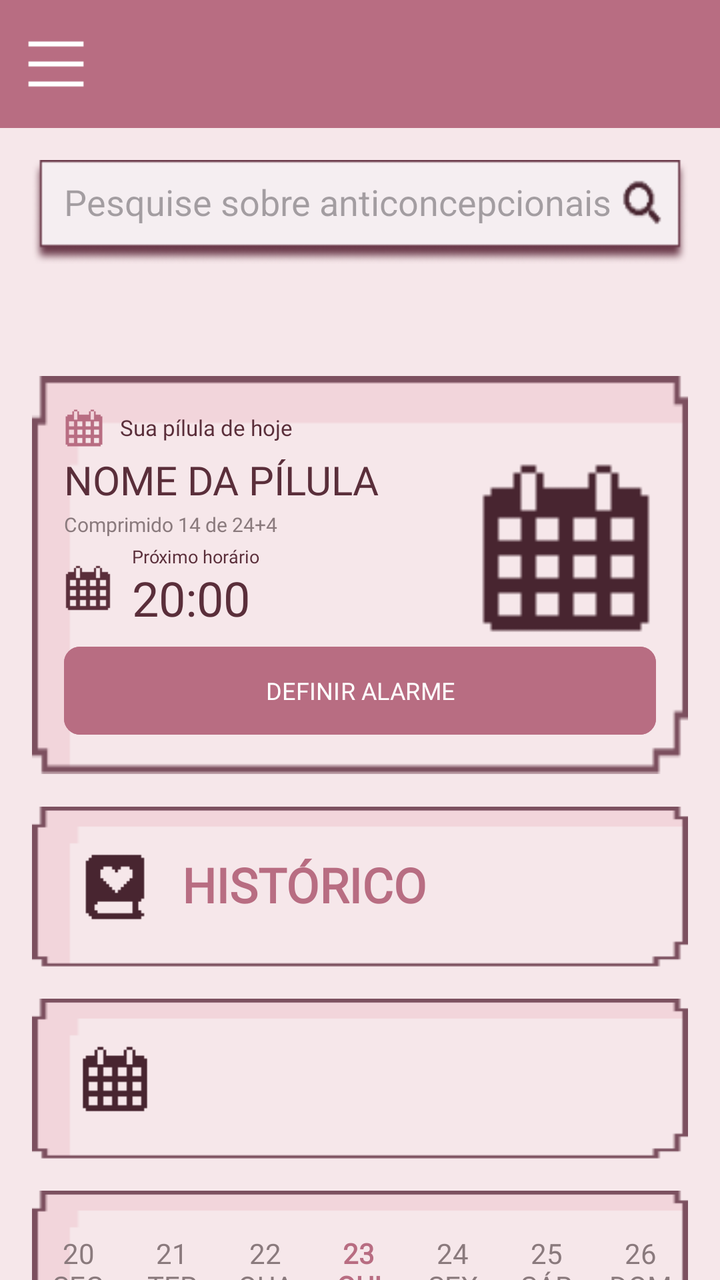
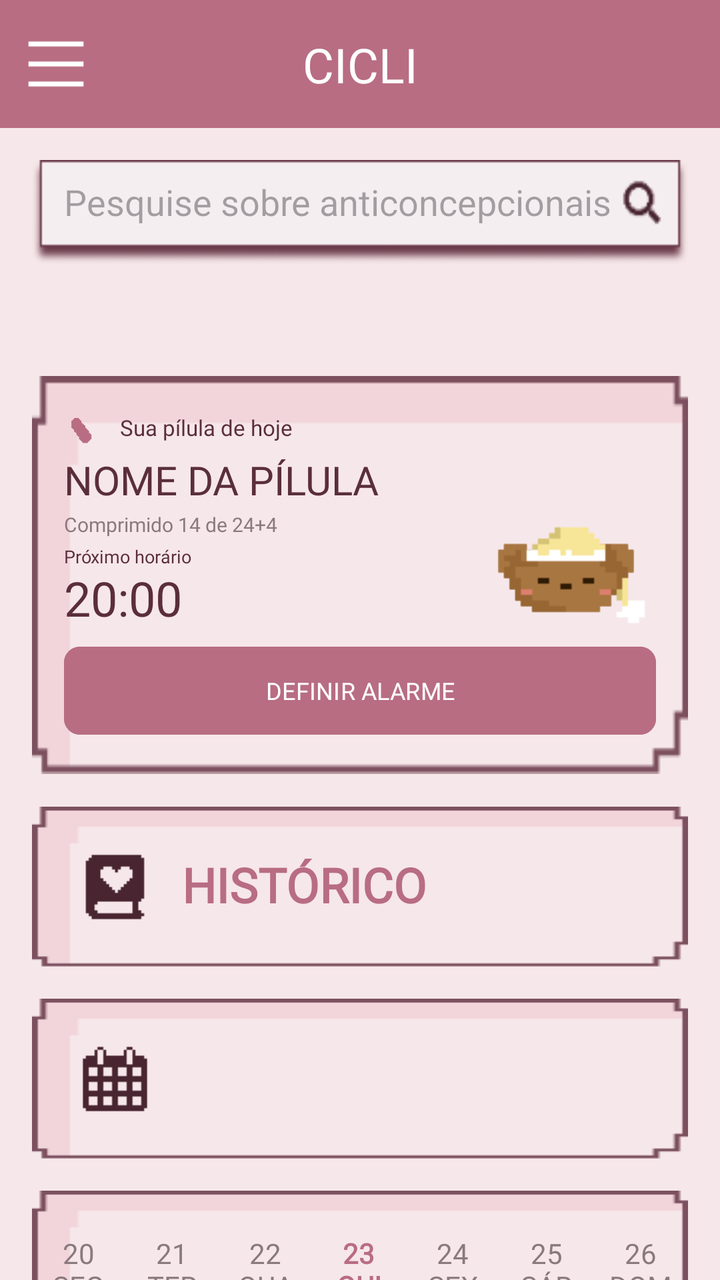

The first picture is an Android layout as it rendered before a commit; the second is the same layout after the commit. The layout source and the unified diff follow.
<!-- AndroidManifest.xml: application theme Theme.AplicativoCicli -->
<!-- res/layout/activity_main.xml -->
<?xml version="1.0" encoding="utf-8"?>
<androidx.drawerlayout.widget.DrawerLayout
    xmlns:android="http://schemas.android.com/apk/res/android"
    xmlns:app="http://schemas.android.com/apk/res-auto"
    android:id="@+id/drawer_layout"
    android:layout_width="match_parent"
    android:layout_height="match_parent">

    
    <androidx.constraintlayout.widget.ConstraintLayout
        xmlns:android="http://schemas.android.com/apk/res/android"
        xmlns:app="http://schemas.android.com/apk/res-auto"
        xmlns:tools="http://schemas.android.com/tools"
        android:id="@+id/main"
        android:layout_width="match_parent"
        android:layout_height="match_parent"
        android:background="#F6E7EA"
        tools:context=".main">

        <androidx.appcompat.widget.Toolbar
            android:id="@+id/toolbar"
            android:layout_width="0dp"
            android:layout_height="?attr/actionBarSize"
            android:background="#B86D82"
            android:theme="@style/ThemeOverlay.AppCompat.Dark.ActionBar"
            app:navigationIcon="@drawable/bars_icon_small"
            app:layout_constraintTop_toTopOf="parent"
            app:layout_constraintStart_toStartOf="parent"
            app:layout_constraintEnd_toEndOf="parent" />

        
        <AutoCompleteTextView
            android:id="@+id/busca"
            android:layout_width="0dp"
            android:layout_height="52dp"
            android:layout_marginStart="16dp"
            android:layout_marginTop="16dp"
            android:layout_marginEnd="16dp"
            android:background="@drawable/search"
            android:completionThreshold="1"
            android:hint="Pesquise sobre anticoncepcionais"
            android:inputType="text"
            android:paddingStart="16dp"
            android:paddingEnd="16dp"
            android:paddingBottom="10dp"
            app:layout_constraintTop_toBottomOf="@id/toolbar"
            app:layout_constraintStart_toStartOf="parent"
            app:layout_constraintEnd_toEndOf="parent" />

        
        <androidx.constraintlayout.widget.ConstraintLayout
            android:id="@+id/card_alarme"
            android:layout_width="0dp"
            android:layout_height="wrap_content"
            android:layout_marginStart="16dp"
            android:layout_marginTop="56dp"
            android:layout_marginEnd="16dp"
            android:layout_marginBottom="16dp"
            android:background="@drawable/card_alarme"
            android:padding="16dp"
            app:layout_constraintTop_toBottomOf="@id/busca"
            app:layout_constraintStart_toStartOf="parent"
            app:layout_constraintEnd_toEndOf="parent">

            <ImageView
                android:id="@+id/icone_pilula"
                android:layout_width="20dp"
                android:layout_height="20dp"
                android:src="@drawable/period"
                app:tint="#B86D82"
                app:layout_constraintStart_toStartOf="parent"
                app:layout_constraintTop_toTopOf="parent" />

            <TextView
                android:id="@+id/texto_titulo_card"
                android:layout_width="wrap_content"
                android:layout_height="wrap_content"
                android:layout_marginStart="8dp"
                android:fontFamily="@font/silkscreen_regular"
                android:includeFontPadding="false"
                android:text="Sua pílula de hoje"
                android:textColor="#5A2E3A"
                android:textSize="11sp"
                app:layout_constraintStart_toEndOf="@id/icone_pilula"
                app:layout_constraintTop_toTopOf="@id/icone_pilula"
                app:layout_constraintBottom_toBottomOf="@id/icone_pilula" />

            <TextView
                android:id="@+id/texto_nome_pilula"
                android:layout_width="0dp"
                android:layout_height="wrap_content"
                android:layout_marginTop="5dp"
                android:layout_marginEnd="8dp"
                android:fontFamily="@font/silkscreen_bold"
                android:includeFontPadding="false"
                android:text="NOME DA PÍLULA"
                android:textColor="#5A2E3A"
                android:textSize="20sp"
                app:layout_constraintStart_toStartOf="parent"
                app:layout_constraintEnd_toStartOf="@id/imagem_cartela"
                app:layout_constraintTop_toBottomOf="@id/icone_pilula" />

            <TextView
                android:id="@+id/texto_comprimido"
                android:layout_width="wrap_content"
                android:layout_height="wrap_content"
                android:layout_marginTop="4dp"
                android:fontFamily="@font/silkscreen_regular"
                android:includeFontPadding="false"
                android:text="Comprimido 14 de 24+4"
                android:textColor="#8A7A7D"
                android:textSize="10sp"
                app:layout_constraintStart_toStartOf="parent"
                app:layout_constraintTop_toBottomOf="@id/texto_nome_pilula" />

            <ImageView
                android:id="@+id/icone_relogio"
                android:layout_width="24dp"
                android:layout_height="24dp"
                android:src="@drawable/period"
                app:tint="#5A2E3A"
                app:layout_constraintStart_toStartOf="parent"
                app:layout_constraintTop_toTopOf="@id/texto_proximo"
                app:layout_constraintBottom_toBottomOf="@id/clock" />

            <TextView
                android:id="@+id/texto_proximo"
                android:layout_width="wrap_content"
                android:layout_height="wrap_content"
                android:layout_marginStart="10dp"
                android:layout_marginTop="5dp"
                android:fontFamily="@font/silkscreen_regular"
                android:includeFontPadding="false"
                android:text="Próximo horário"
                android:textColor="#5A2E3A"
                android:textSize="9sp"
                app:layout_constraintStart_toEndOf="@id/icone_relogio"
                app:layout_constraintTop_toBottomOf="@id/texto_comprimido" />

            <TextView
                android:id="@+id/clock"
                android:layout_width="wrap_content"
                android:layout_height="wrap_content"
                android:layout_marginTop="2dp"
                android:fontFamily="@font/silkscreen_bold"
                android:includeFontPadding="false"
                android:text="20:00"
                android:textColor="#5A2E3A"
                android:textSize="24sp"
                app:layout_constraintStart_toStartOf="@id/texto_proximo"
                app:layout_constraintTop_toBottomOf="@id/texto_proximo" />

            <ImageView
                android:id="@+id/imagem_cartela"
                android:layout_width="90dp"
                android:layout_height="90dp"
                android:src="@drawable/period"
                app:layout_constraintEnd_toEndOf="parent"
                app:layout_constraintTop_toTopOf="@id/texto_nome_pilula" />

            
            <com.google.android.material.button.MaterialButton
                android:id="@+id/botao_alarme_teste"
                android:layout_width="0dp"
                android:layout_height="52dp"
                android:layout_marginTop="5dp"
                android:backgroundTint="#B86D82"
                android:fontFamily="@font/silkscreen_regular"
                android:text="DEFINIR ALARME"
                android:textColor="#FFFFFF"
                android:textSize="12sp"
                app:cornerRadius="8dp"
                app:layout_constraintTop_toBottomOf="@id/clock"
                app:layout_constraintStart_toStartOf="parent"
                app:layout_constraintEnd_toEndOf="parent" />

            
            <com.google.android.material.button.MaterialButton
                android:id="@+id/botao_tomei"
                android:layout_width="0dp"
                android:layout_height="52dp"
                android:layout_marginTop="16dp"
                android:backgroundTint="#5A2E3A"
                android:fontFamily="@font/silkscreen_regular"
                android:text="Tomei minha pílula"
                android:textColor="#FFFFFF"
                android:textSize="12sp"
                android:visibility="gone"
                app:cornerRadius="8dp"
                app:icon="@drawable/period"
                app:iconGravity="textStart"
                app:iconPadding="10dp"
                app:iconTint="#F6BCC9"
                app:layout_constraintTop_toBottomOf="@id/clock"
                app:layout_constraintStart_toStartOf="parent"
                app:layout_constraintEnd_toEndOf="parent" />
        </androidx.constraintlayout.widget.ConstraintLayout>

        
        <androidx.constraintlayout.widget.ConstraintLayout
            android:id="@+id/card_historico"
            android:layout_width="0dp"
            android:layout_height="80dp"
            android:layout_marginStart="16dp"
            android:layout_marginEnd="16dp"
            android:layout_marginTop="16dp"
            android:layout_marginBottom="16dp"
            android:background="@drawable/card_alarme"
            app:layout_constraintTop_toBottomOf="@id/card_alarme"
            app:layout_constraintStart_toStartOf="parent"
            app:layout_constraintEnd_toEndOf="parent">

            <ImageView
                android:id="@+id/icone_historico"
                android:layout_width="35dp"
                android:layout_height="35dp"
                android:layout_marginStart="24dp"
                android:src="@drawable/history_icon"
                app:layout_constraintTop_toTopOf="parent"
                app:layout_constraintBottom_toBottomOf="parent"
                app:layout_constraintStart_toStartOf="parent" />

            <TextView
                android:id="@+id/texto_historico"
                android:layout_width="0dp"
                android:layout_height="wrap_content"
                android:layout_marginStart="16dp"
                android:fontFamily="@font/silkscreen_regular"
                android:includeFontPadding="false"
                android:text="HISTÓRICO"
                android:textColor="#B86D82"
                android:textSize="24sp"
                android:textStyle="bold"
                app:layout_constraintTop_toTopOf="parent"
                app:layout_constraintBottom_toBottomOf="parent"
                app:layout_constraintStart_toEndOf="@id/icone_historico"
                app:layout_constraintEnd_toEndOf="parent" />
        </androidx.constraintlayout.widget.ConstraintLayout>

        
        <androidx.constraintlayout.widget.ConstraintLayout
            android:id="@+id/card_periodo"
            android:layout_width="0dp"
            android:layout_height="80dp"
            android:layout_marginStart="16dp"
            android:layout_marginEnd="16dp"
            android:layout_marginBottom="16dp"
            android:background="@drawable/card_alarme"
            app:layout_constraintTop_toBottomOf="@id/card_historico"
            app:layout_constraintStart_toStartOf="parent"
            app:layout_constraintEnd_toEndOf="parent"
            android:layout_marginTop="16dp">

            <ImageView
                android:id="@+id/icone_periodo"
                android:layout_width="35dp"
                android:layout_height="35dp"
                android:layout_marginStart="24dp"
                android:src="@drawable/period"
                app:layout_constraintTop_toTopOf="parent"
                app:layout_constraintBottom_toBottomOf="parent"
                app:layout_constraintStart_toStartOf="parent" />

            <TextView
                android:id="@+id/texto_periodo"
                android:layout_width="0dp"
                android:layout_height="wrap_content"
                android:layout_marginStart="16dp"
                android:fontFamily="@font/silkscreen_regular"
                android:includeFontPadding="false"
                android:text=""
                android:textColor="#B86D82"
                android:textSize="24sp"
                android:textStyle="bold"
                app:layout_constraintTop_toTopOf="parent"
                app:layout_constraintBottom_toBottomOf="parent"
                app:layout_constraintStart_toEndOf="@id/icone_periodo"
                app:layout_constraintEnd_toEndOf="parent" />
        </androidx.constraintlayout.widget.ConstraintLayout>

        
        <LinearLayout
            android:id="@+id/card_calendario"
            android:layout_width="0dp"
            android:layout_height="80dp"
            android:layout_marginStart="16dp"
            android:layout_marginEnd="16dp"
            android:layout_marginBottom="16dp"
            android:background="@drawable/card_alarme"
            android:gravity="center"
            android:orientation="horizontal"
            android:weightSum="7"
            app:layout_constraintTop_toBottomOf="@id/card_periodo"
            app:layout_constraintStart_toStartOf="parent"
            app:layout_constraintEnd_toEndOf="parent"
            android:layout_marginTop="16dp">

            <TextView
                android:layout_width="0dp"
                android:layout_height="wrap_content"
                android:layout_weight="1"
                android:fontFamily="@font/silkscreen_regular"
                android:gravity="center"
                android:includeFontPadding="false"
                android:text="20\nSEG"
                android:textColor="#8A7A7D"
                android:textSize="14sp" />

            <TextView
                android:layout_width="0dp"
                android:layout_height="wrap_content"
                android:layout_weight="1"
                android:fontFamily="@font/silkscreen_regular"
                android:gravity="center"
                android:includeFontPadding="false"
                android:text="21\nTER"
                android:textColor="#8A7A7D"
                android:textSize="14sp" />

            <TextView
                android:layout_width="0dp"
                android:layout_height="wrap_content"
                android:layout_weight="1"
                android:fontFamily="@font/silkscreen_regular"
                android:gravity="center"
                android:includeFontPadding="false"
                android:text="22\nQUA"
                android:textColor="#8A7A7D"
                android:textSize="14sp" />

            <TextView
                android:id="@+id/dia_atual"
                android:layout_width="0dp"
                android:layout_height="wrap_content"
                android:layout_weight="1"
                android:fontFamily="@font/silkscreen_regular"
                android:gravity="center"
                android:includeFontPadding="false"
                android:text="23\nQUI"
                android:textColor="#B86D82"
                android:textSize="14sp"
                android:textStyle="bold" />

            <TextView
                android:layout_width="0dp"
                android:layout_height="wrap_content"
                android:layout_weight="1"
                android:fontFamily="@font/silkscreen_regular"
                android:gravity="center"
                android:includeFontPadding="false"
                android:text="24\nSEX"
                android:textColor="#8A7A7D"
                android:textSize="14sp" />

            <TextView
                android:layout_width="0dp"
                android:layout_height="wrap_content"
                android:layout_weight="1"
                android:fontFamily="@font/silkscreen_regular"
                android:gravity="center"
                android:includeFontPadding="false"
                android:text="25\nSÁB"
                android:textColor="#8A7A7D"
                android:textSize="14sp" />

            <TextView
                android:layout_width="0dp"
                android:layout_height="wrap_content"
                android:layout_weight="1"
                android:fontFamily="@font/silkscreen_regular"
                android:gravity="center"
                android:includeFontPadding="false"
                android:text="26\nDOM"
                android:textColor="#8A7A7D"
                android:textSize="14sp" />
        </LinearLayout>

    </androidx.constraintlayout.widget.ConstraintLayout>

    
    <com.google.android.material.navigation.NavigationView
        android:id="@+id/nav_lateral"
        android:layout_width="wrap_content"
        android:layout_height="match_parent"
        android:layout_gravity="start"
        android:background="#F6E7EA"
        app:headerLayout="@layout/nad_head"
        app:itemTextAppearance="@style/TextoMenu"
        app:itemTextColor="#5A2E3A"
        app:menu="@menu/menu_lateral" />
</androidx.drawerlayout.widget.DrawerLayout>
<!-- res/layout/nad_head.xml (included above) -->
<?xml version="1.0" encoding="utf-8"?>
<LinearLayout xmlns:android="http://schemas.android.com/apk/res/android"
    android:layout_width="match_parent"
    android:layout_height="120dp"
    android:background="#B86D82"
    android:gravity="center"
    android:orientation="vertical">

    <TextView
        android:layout_width="wrap_content"
        android:layout_height="wrap_content"
        android:fontFamily="@font/silkscreen_bold"
        android:text="CONFIGURAÇÕES"
        android:textColor="#FFFFFF"
        android:textSize="18sp" />
</LinearLayout>
<!-- resources referenced by this layout -->
<resources>
  <!-- drawable bars_icon_small (drawable) -->
  <layer-list xmlns:android="http://schemas.android.com/apk/res/android">
      <item
          android:drawable="@drawable/bars_icon"
          android:width="30dp"
          android:height="30dp"
          android:gravity="center" />
  </layer-list>
  <!-- drawable card_alarme: png bitmap (drawable, 998 bytes) -->
  <!-- drawable history_icon: png bitmap (drawable, 340 bytes) -->
  <!-- drawable period: png bitmap (drawable, 306 bytes) -->
  <!-- drawable search: png bitmap (drawable, 4618 bytes) -->
  <style name="TextoMenu">
          <item name="android:fontFamily">@font/silkscreen_regular</item>
          <item name="android:textSize">13sp</item>
      </style>
  <style name="Theme.AplicativoCicli" parent="Base.Theme.AplicativoCicli" />
  <!-- drawable bars_icon: png bitmap (drawable, 193 bytes) -->
  <style name="Base.Theme.AplicativoCicli" parent="Theme.Material3.DayNight.NoActionBar">
      </style>
</resources>

<!-- the commit's change to res/layout/activity_main.xml (unified diff, before → after) -->
@@ -2,15 +2,13 @@
 <androidx.drawerlayout.widget.DrawerLayout
     xmlns:android="http://schemas.android.com/apk/res/android"
     xmlns:app="http://schemas.android.com/apk/res-auto"
+    xmlns:tools="http://schemas.android.com/tools"
     android:id="@+id/drawer_layout"
     android:layout_width="match_parent"
     android:layout_height="match_parent">
 
     
     <androidx.constraintlayout.widget.ConstraintLayout
-        xmlns:android="http://schemas.android.com/apk/res/android"
-        xmlns:app="http://schemas.android.com/apk/res-auto"
-        xmlns:tools="http://schemas.android.com/tools"
         android:id="@+id/main"
         android:layout_width="match_parent"
         android:layout_height="match_parent"
@@ -27,6 +25,18 @@
             app:layout_constraintTop_toTopOf="parent"
             app:layout_constraintStart_toStartOf="parent"
             app:layout_constraintEnd_toEndOf="parent" />
+
+        <TextView
+            android:layout_width="wrap_content"
+            android:layout_height="wrap_content"
+            android:fontFamily="@font/silkscreen_bold"
+            android:text="CICLI"
+            android:textColor="#FFFFFF"
+            android:textSize="24sp"
+            app:layout_constraintTop_toTopOf="@id/toolbar"
+            app:layout_constraintBottom_toBottomOf="@id/toolbar"
+            app:layout_constraintStart_toStartOf="@id/toolbar"
+            app:layout_constraintEnd_toEndOf="@id/toolbar" />
 
         
         <AutoCompleteTextView
@@ -66,7 +76,7 @@
                 android:id="@+id/icone_pilula"
                 android:layout_width="20dp"
                 android:layout_height="20dp"
-                android:src="@drawable/period"
+                android:src="@drawable/pilula"
                 app:tint="#B86D82"
                 app:layout_constraintStart_toStartOf="parent"
                 app:layout_constraintTop_toTopOf="parent" />
@@ -97,7 +107,6 @@
                 android:textColor="#5A2E3A"
                 android:textSize="20sp"
                 app:layout_constraintStart_toStartOf="parent"
-                app:layout_constraintEnd_toStartOf="@id/imagem_cartela"
                 app:layout_constraintTop_toBottomOf="@id/icone_pilula" />
 
             <TextView
@@ -113,15 +122,6 @@
                 app:layout_constraintStart_toStartOf="parent"
                 app:layout_constraintTop_toBottomOf="@id/texto_nome_pilula" />
 
-            <ImageView
-                android:id="@+id/icone_relogio"
-                android:layout_width="24dp"
-                android:layout_height="24dp"
-                android:src="@drawable/period"
-                app:tint="#5A2E3A"
-                app:layout_constraintStart_toStartOf="parent"
-                app:layout_constraintTop_toTopOf="@id/texto_proximo"
-                app:layout_constraintBottom_toBottomOf="@id/clock" />
 
             <TextView
                 android:id="@+id/texto_proximo"
@@ -134,7 +134,6 @@
                 android:text="Próximo horário"
                 android:textColor="#5A2E3A"
                 android:textSize="9sp"
-                app:layout_constraintStart_toEndOf="@id/icone_relogio"
                 app:layout_constraintTop_toBottomOf="@id/texto_comprimido" />
 
             <TextView
@@ -150,15 +149,23 @@
                 app:layout_constraintStart_toStartOf="@id/texto_proximo"
                 app:layout_constraintTop_toBottomOf="@id/texto_proximo" />
 
+            
             <ImageView
-                android:id="@+id/imagem_cartela"
+                android:id="@+id/urso_manha"
                 android:layout_width="90dp"
-                android:layout_height="90dp"
-                android:src="@drawable/period"
+                android:layout_height="120dp"
+                android:src="@drawable/manha"
                 app:layout_constraintEnd_toEndOf="parent"
                 app:layout_constraintTop_toTopOf="@id/texto_nome_pilula" />
 
-            
+            <ImageView
+                android:id="@+id/urso_noite"
+                android:layout_width="90dp"
+                android:layout_height="120dp"
+                android:src="@drawable/noite"
+                app:layout_constraintEnd_toEndOf="parent"
+                app:layout_constraintTop_toTopOf="@id/texto_nome_pilula" />
+
             <com.google.android.material.button.MaterialButton
                 android:id="@+id/botao_alarme_teste"
                 android:layout_width="0dp"
<!-- resource entries referenced after the edit -->
@@ -10,7 +10,10 @@
   </layer-list>
   <!-- drawable card_alarme: png bitmap (drawable, 998 bytes) -->
   <!-- drawable history_icon: png bitmap (drawable, 340 bytes) -->
+  <!-- drawable manha: png bitmap (drawable, 937 bytes) -->
+  <!-- drawable noite: png bitmap (drawable, 1052 bytes) -->
   <!-- drawable period: png bitmap (drawable, 306 bytes) -->
+  <!-- drawable pilula: png bitmap (drawable, 919 bytes) -->
   <!-- drawable search: png bitmap (drawable, 4618 bytes) -->
   <style name="TextoMenu">
           <item name="android:fontFamily">@font/silkscreen_regular</item>
